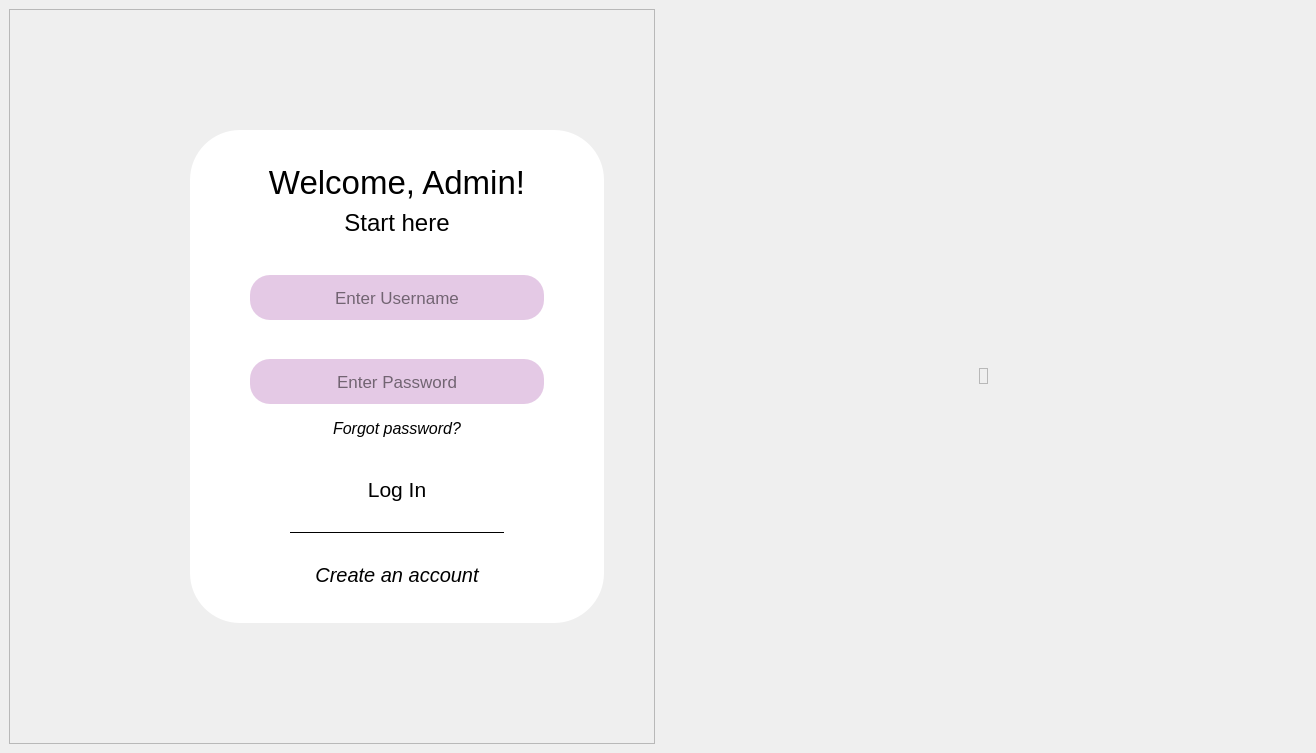
Above: ui/login.ui from alexskh5/ENTRYSAFE before the change. Below: the same form after it.
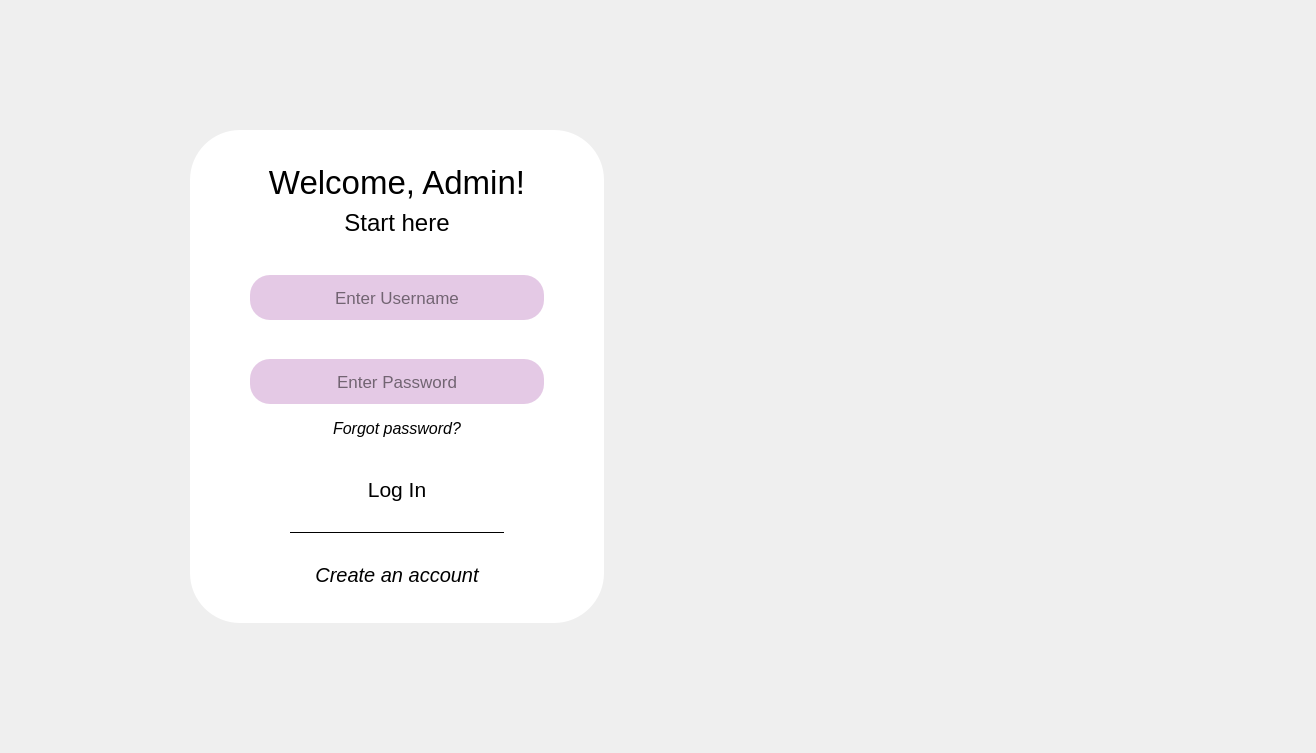
That is the form after the change. Icons and pictures are not drawn.

Commit message: update ui transparent frames

Diff of the .ui file:
```diff
--- a/ui/login.ui
+++ b/ui/login.ui
@@ -23,6 +23,9 @@
    <layout class="QHBoxLayout" name="horizontalLayout">
     <item>
      <widget class="QFrame" name="leftFrame">
+      <property name="styleSheet">
+       <string notr="true">background-color: transparent;</string>
+      </property>
       <property name="frameShape">
        <enum>QFrame::StyledPanel</enum>
       </property>
@@ -423,6 +426,9 @@
     </item>
     <item alignment="Qt::AlignHCenter|Qt::AlignVCenter">
      <widget class="QFrame" name="rightFrame">
+      <property name="styleSheet">
+       <string notr="true">background-color: transparent;</string>
+      </property>
       <property name="frameShape">
        <enum>QFrame::StyledPanel</enum>
       </property>
```
Left out of the diff: 9 changed lines with no effect on the pictures. The commit also changes 4 other files.
